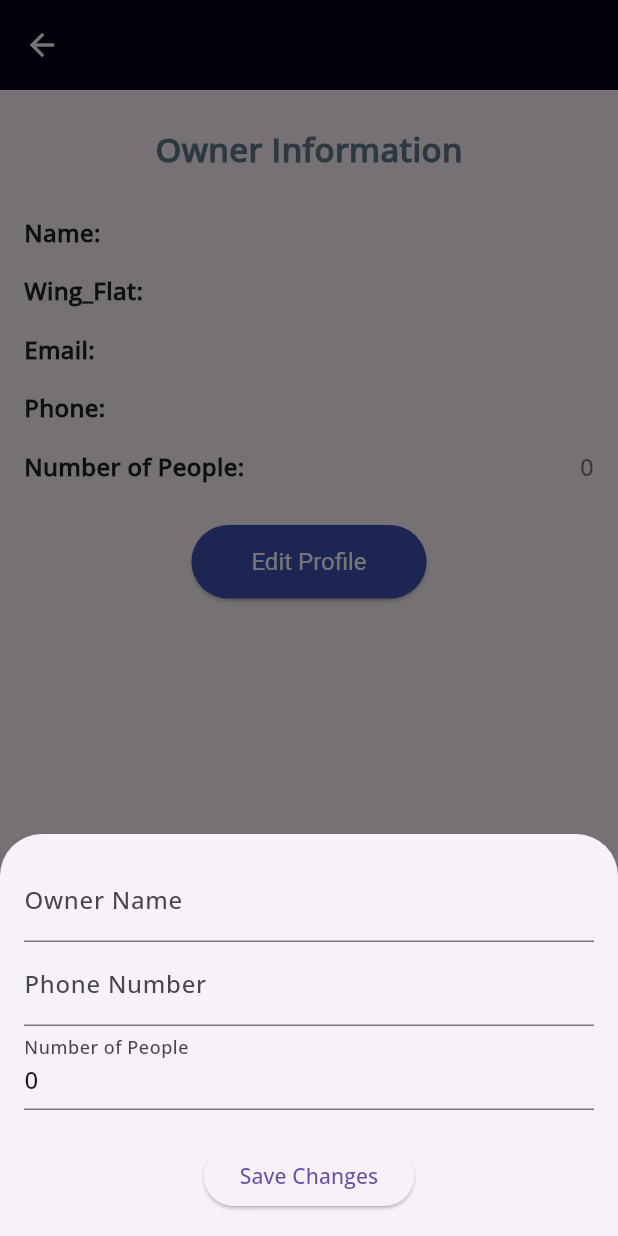
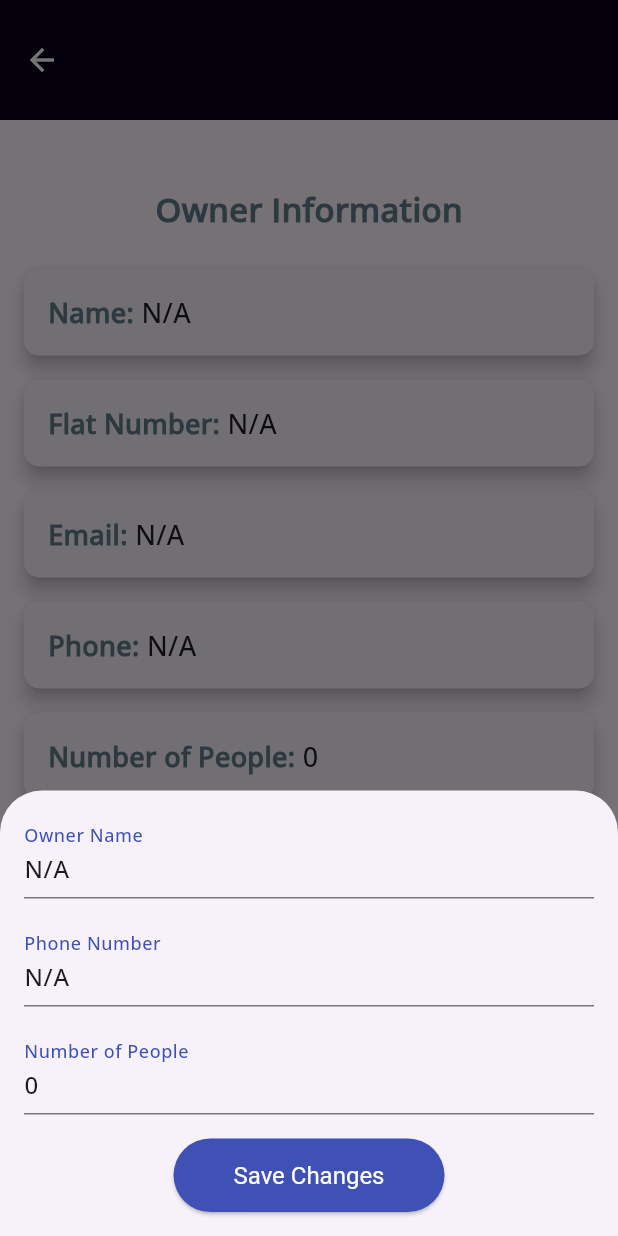
Before and after one commit to hemanshi08/FlatMate, a Flutter app: the ProfilePage screen opened directly, after a tap on "Edit Profile", on a phone screen of 412 x 824 dp. Run offline on Flutter 3.47's test engine with Material 3 defaults, Android fonts, the phone set to English and light mode, and no system bars; our stand-ins replace cloud_firestore, dio, firebase_auth, firebase_core, firebase_database, firebase_storage and 5 more; missing offline and left inert: mailer, razorpay_flutter; accounts and stored records are empty.

Commit message:
add code after update drawer's profile page in thi fetch owner details and edit that details include

```diff
--- a/lib/UserScreens/maintanance_screen.dart
+++ b/lib/UserScreens/maintanance_screen.dart
@@ -192,6 +192,7 @@ class _MaintenancePageState extends State<MaintenancePage> {
       String dir = (await getApplicationDocumentsDirectory()).path;
 
       // Create the directory if it doesn't exist
+
       Directory directory = Directory(dir);
       if (!await directory.exists()) {
         await directory.create(recursive: true);
--- a/lib/drawer/profile.dart
+++ b/lib/drawer/profile.dart
@@ -50,7 +50,7 @@ class _ProfilePageState extends State<ProfilePage> {
               flatNumber = adminDetails['flatNo'] ?? 'N/A';
               email = adminDetails['email'] ?? 'N/A';
               phoneNumber = adminDetails['contactNo'] ?? 'N/A';
-              numberOfPeople = adminDetails['numberOfPeople'] ?? 0;
+              numberOfPeople = int.tryParse(adminDetails['people'] ?? '0') ?? 0;
             });
             return; // Exit if admin details are found
           } else {
@@ -72,7 +72,8 @@ class _ProfilePageState extends State<ProfilePage> {
               flatNumber = residentDetails['flatNo'] ?? 'N/A';
               email = residentDetails['email'] ?? 'N/A';
               phoneNumber = residentDetails['contactNo'] ?? 'N/A';
-              numberOfPeople = residentDetails['numberOfPeople'] ?? 0;
+              numberOfPeople =
+                  int.tryParse(residentDetails['people'] ?? '0') ?? 0;
             });
             return; // Exit if resident details are found
           } else {
@@ -114,6 +115,7 @@ class _ProfilePageState extends State<ProfilePage> {
       editedPhoneNumber = phoneNumber;
       editedPeople = numberOfPeople.toString();
     });
+
     showModalBottomSheet(
       context: context,
       isScrollControlled: true,
@@ -128,9 +130,20 @@ class _ProfilePageState extends State<ProfilePage> {
               child: Column(
                 mainAxisSize: MainAxisSize.min,
                 children: [
+                  // Name field with only bottom line
+                  // Name field with label and only bottom line
                   TextFormField(
                     initialValue: editedName,
-                    decoration: InputDecoration(labelText: 'Owner Name'),
+                    decoration: InputDecoration(
+                      labelText: 'Owner Name',
+                      labelStyle: TextStyle(color: Colors.indigo),
+                      border: UnderlineInputBorder(
+                        borderSide: BorderSide(color: Colors.indigo),
+                      ),
+                      focusedBorder: UnderlineInputBorder(
+                        borderSide: BorderSide(color: Colors.indigo),
+                      ),
+                    ),
                     onChanged: (value) {
                       editedName = value;
                     },
@@ -141,29 +154,57 @@ class _ProfilePageState extends State<ProfilePage> {
                       return null;
                     },
                   ),
+                  SizedBox(height: 16),
+
+                  // Phone number field with label and only bottom line
                   TextFormField(
                     initialValue: editedPhoneNumber,
-                    decoration: InputDecoration(labelText: 'Phone Number'),
+                    decoration: InputDecoration(
+                      labelText: 'Phone Number',
+                      labelStyle: TextStyle(color: Colors.indigo),
+                      border: UnderlineInputBorder(
+                        borderSide: BorderSide(color: Colors.indigo),
+                      ),
+                      focusedBorder: UnderlineInputBorder(
+                        borderSide: BorderSide(color: Colors.indigo),
+                      ),
+                    ),
                     onChanged: (value) {
                       editedPhoneNumber = value;
                     },
+                    keyboardType: TextInputType.phone,
                     validator: (value) {
                       if (value == null || value.isEmpty) {
                         return 'Please enter a phone number';
                       }
+                      if (value.length != 10) {
+                        return 'Phone number must be 10 digits';
+                      }
                       return null;
                     },
                   ),
+                  SizedBox(height: 16),
+
+// Number of people field with label and only bottom line
                   TextFormField(
                     initialValue: editedPeople,
-                    decoration: InputDecoration(labelText: 'Number of People'),
+                    decoration: InputDecoration(
+                      labelText: 'Number of People',
+                      labelStyle: TextStyle(color: Colors.indigo),
+                      border: UnderlineInputBorder(
+                        borderSide: BorderSide(color: Colors.indigo),
+                      ),
+                      focusedBorder: UnderlineInputBorder(
+                        borderSide: BorderSide(color: Colors.indigo),
+                      ),
+                    ),
                     keyboardType: TextInputType.number,
                     onChanged: (value) {
                       editedPeople = value;
                     },
                     validator: (value) {
                       if (value == null || value.isEmpty) {
-                        return 'Please enter number of people';
+                        return 'Please enter the number of people';
                       }
                       if (int.tryParse(value) == null) {
                         return 'Please enter a valid number';
@@ -171,20 +212,36 @@ class _ProfilePageState extends State<ProfilePage> {
                       return null;
                     },
                   ),
-                  SizedBox(height: 20),
+                  SizedBox(height: 16),
+
+                  // Save changes button
                   ElevatedButton(
-                    onPressed: () {
+                    onPressed: () async {
                       if (_formKey.currentState!.validate()) {
                         setState(() {
                           ownerName = editedName;
                           phoneNumber = editedPhoneNumber;
                           numberOfPeople = int.parse(editedPeople);
                         });
+
+                        // Save data to the database
+                        await DatabaseService().updateUserProfile(
+                            editedName, editedPhoneNumber, editedPeople);
+
+                        // Save to SharedPreferences
                         _saveUserProfileToPreferences();
+
                         Navigator.pop(context);
                       }
                     },
                     child: Text('Save Changes'),
+                    style: ElevatedButton.styleFrom(
+                      foregroundColor: Colors.white,
+                      backgroundColor: Colors.indigo,
+                      padding:
+                          EdgeInsets.symmetric(horizontal: 40, vertical: 15),
+                      textStyle: TextStyle(fontSize: 16),
+                    ),
                   ),
                 ],
               ),
@@ -203,7 +260,7 @@ class _ProfilePageState extends State<ProfilePage> {
     return Scaffold(
       appBar: AppBar(
         backgroundColor: const Color(0xFF06001A),
-        toolbarHeight: 60.0,
+        toolbarHeight: 80.0,
         leading: IconButton(
           icon: Icon(Icons.arrow_back),
           color: Colors.white,
@@ -221,6 +278,55 @@ class _ProfilePageState extends State<ProfilePage> {
         child: Column(
           crossAxisAlignment: CrossAxisAlignment.start,
           children: [
+            // Center(
+            //   child: ownerName == 'Loading...'
+            //       ? CircularProgressIndicator()
+            //       : Container(
+            //           width: 100.0,
+            //           height: 100.0, // Rectangular shape with adjusted height
+            //           decoration: BoxDecoration(
+            //             borderRadius:
+            //                 BorderRadius.circular(30.0), // Rounded corners
+
+            //             //      gradient: LinearGradient(
+            //             //   colors: [
+            //             //     const Color(0xFF06001A), // Deep Purple
+            //             //     const Color(0xFF31B3CD), // Light Teal
+            //             //   ],
+            //             //   stops: [
+            //             //     0.0,
+            //             //     1.0
+            //             //   ], // Adjusting stops to cover the full range
+            //             //   begin: Alignment.bottomLeft,
+            //             //   end: Alignment.topRight,
+            //             // ),
+            //             color: const Color(0xFF06001A), // Deep Purple
+            //             boxShadow: [
+            //               BoxShadow(
+            //                 color: Colors.black.withOpacity(0.3),
+            //                 spreadRadius: 2,
+            //                 blurRadius: 6,
+            //                 offset: Offset(0, 4), // Shadow position
+            //               ),
+            //             ],
+            //             border: Border.all(
+            //               color: Colors.white, // White border
+            //               width: 4.0, // Border width
+            //             ),
+            //           ),
+            //           child: Center(
+            //             child: Text(
+            //               _getUserInitials(ownerName),
+            //               style: TextStyle(
+            //                 fontSize: 40, // Large size for visibility
+            //                 fontWeight: FontWeight.bold,
+            //                 color: Colors.white,
+            //               ),
+            //             ),
+            //           ),
+            //         ),
+            // ),
+            SizedBox(height: 20),
             Center(
               child: Text(
                 'Owner Information',
@@ -231,13 +337,12 @@ class _ProfilePageState extends State<ProfilePage> {
                 ),
               ),
             ),
-            SizedBox(height: 20),
-            ProfileRow(label: 'Name', value: ownerName),
-            ProfileRow(label: 'Wing_Flat', value: '$flatNumber'),
-            ProfileRow(label: 'Email', value: email),
-            ProfileRow(label: 'Phone', value: phoneNumber),
-            ProfileRow(
-                label: 'Number of People', value: numberOfPeople.toString()),
+            SizedBox(height: 16),
+            _buildProfileCard('Name', ownerName),
+            _buildProfileCard('Flat Number', flatNumber),
+            _buildProfileCard('Email', email),
+            _buildProfileCard('Phone', phoneNumber),
+            _buildProfileCard('Number of People', numberOfPeople.toString()),
             SizedBox(height: 20),
             Center(
               child: ElevatedButton(
@@ -256,42 +361,54 @@ class _ProfilePageState extends State<ProfilePage> {
       ),
     );
   }
-}
 
-class ProfileRow extends StatelessWidget {
-  final String label;
-  final String value;
-
-  const ProfileRow({
-    super.key,
-    required this.label,
-    required this.value,
-  });
-
-  @override
-  Widget build(BuildContext context) {
-    return Padding(
-      padding: const EdgeInsets.symmetric(vertical: 8.0),
+  Widget _buildProfileCard(String label, String value) {
+    return Card(
+      margin: EdgeInsets.symmetric(vertical: 8.0),
+      shape: RoundedRectangleBorder(
+        borderRadius: BorderRadius.circular(10.0),
+      ),
+      elevation: 5,
+      child: Padding(
+        padding: const EdgeInsets.all(16.0),
         child: Row(
-        mainAxisAlignment: MainAxisAlignment.spaceBetween,
           children: [
             Text(
-            '$label:',
+              '$label: ',
               style: TextStyle(
-              fontSize: 16.0,
                 fontWeight: FontWeight.bold,
-              color: Colors.black87,
+                fontSize: 18,
+                color: Colors.blueGrey,
               ),
             ),
-          Text(
+            Expanded(
+              child: Text(
                 value,
-            style: TextStyle(
-              fontSize: 16.0,
-              color: Colors.black54,
+                style: TextStyle(fontSize: 18),
               ),
             ),
           ],
         ),
+      ),
     );
   }
+
+  //Function to get initials based on the ownerName
+  // String _getUserInitials(String name) {
+  //   if (name.isEmpty) {
+  //     return 'NA'; // Return a default value if the name is empty
+  //   }
+
+  //   var nameParts = name.split(' ');
+
+  //   // Check if we have at least one part for initials
+  //   if (nameParts.length == 1) {
+  //     return nameParts[0][0].toUpperCase();
+  //   } else if (nameParts.length > 1) {
+  //     // Use first letter of first name and surname
+  //     return nameParts[0][0].toUpperCase() + nameParts[1][0].toUpperCase();
+  //   } else {
+  //     return 'NA'; // Fallback if split doesn't work as expected
+  //   }
+  // }
 }
```
Also changed, not shown: lib/data/database_service.dart (+170 -12 lines). Lines whose indentation alone changed are shown as unchanged.
